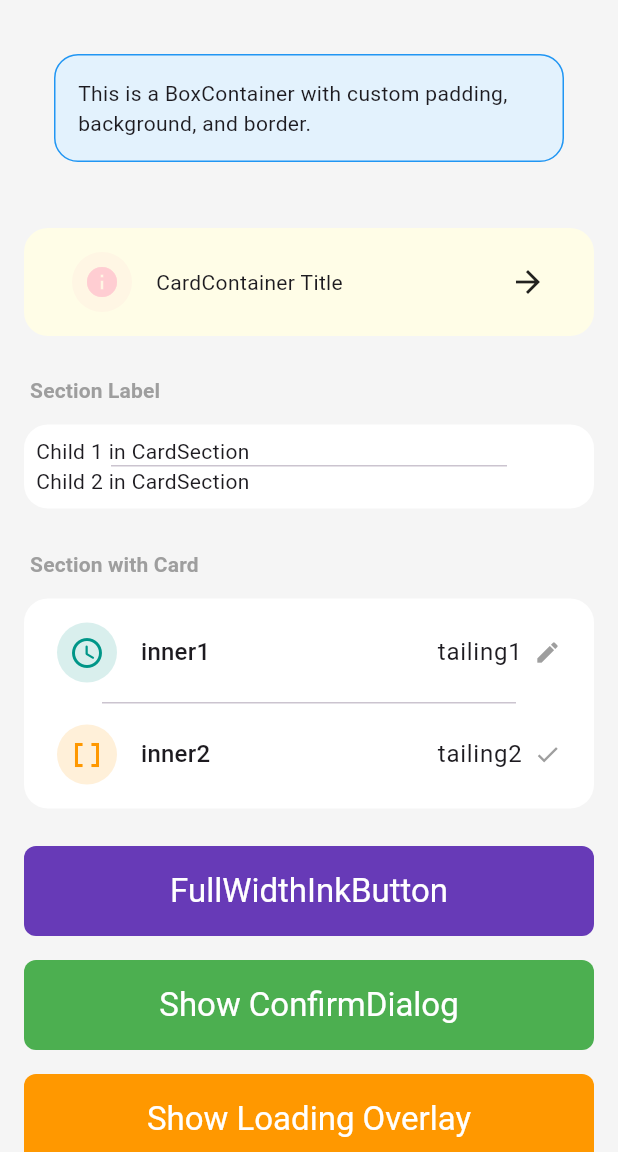
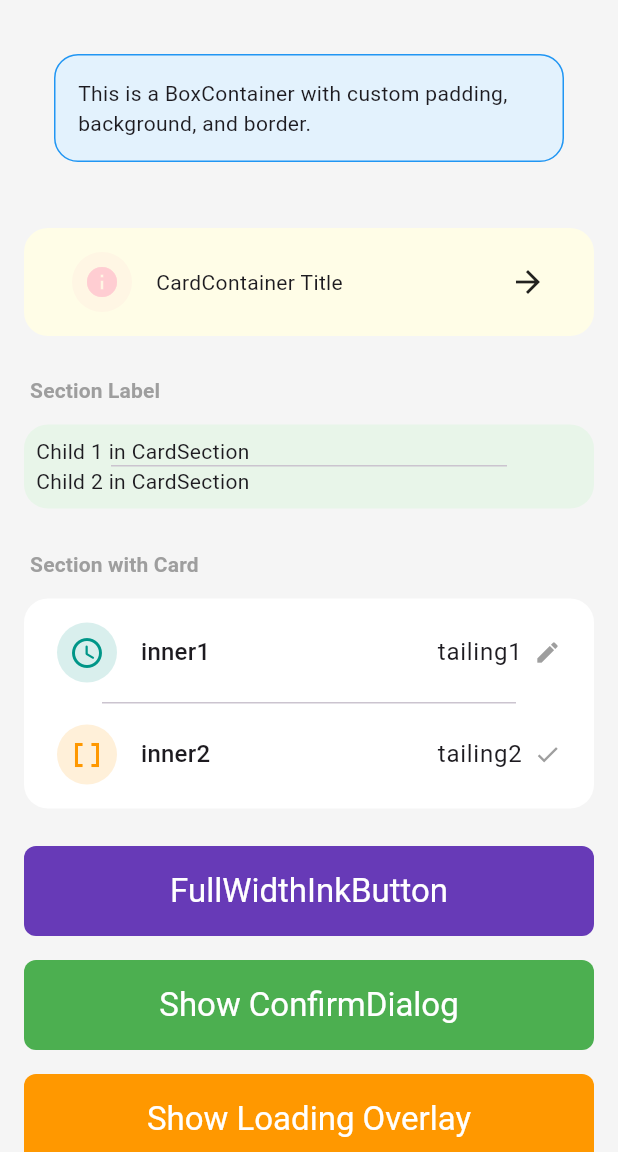
Before and after one commit to hyperbora/flutter_widget_kit, a Flutter app: the screen it shows after launch, on a phone screen of 412 x 824 dp, the part 84-1236 px from its top. Run offline on Flutter 3.47's test engine with Material 3 defaults, Android fonts, the phone set to English and light mode, and no system bars.

Commit message:
fix: CardSection 배경색 옵션 추가

```diff
--- a/example/lib/main.dart
+++ b/example/lib/main.dart
@@ -93,6 +93,7 @@ class _MyHomePageState extends State<MyHomePage> {
             ),
             const SizedBox(height: 16),
             CardSection(
+              backgroundColor: Colors.green.shade50,
               label: 'Section Label',
               padding: const EdgeInsets.symmetric(vertical: 1),
               contentPadding: const EdgeInsets.all(8),
--- a/lib/src/layout/card_section.dart
+++ b/lib/src/layout/card_section.dart
@@ -6,6 +6,7 @@ class CardSection extends StatelessWidget {
   final List<Widget> children;
   final EdgeInsetsGeometry? padding;
   final EdgeInsetsGeometry? contentPadding;
+  final Color? backgroundColor;
 
   const CardSection({
     super.key,
@@ -13,6 +14,7 @@ class CardSection extends StatelessWidget {
     required this.children,
     this.padding,
     this.contentPadding,
+    this.backgroundColor,
   });
 
   @override
@@ -43,6 +45,7 @@ class CardSection extends StatelessWidget {
           ),
         CardContainer(
           color: Theme.of(context).colorScheme.surface,
+          backgroundColor: backgroundColor,
           padding: padding,
           contentPadding: contentPadding,
           title: Column(
```
